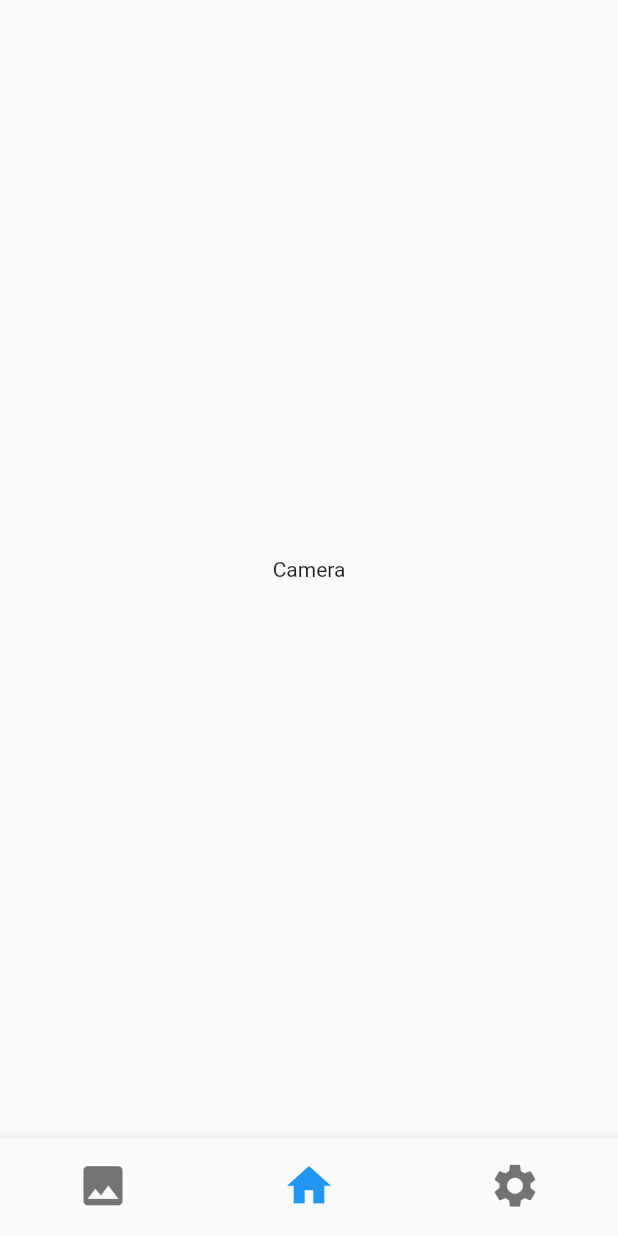
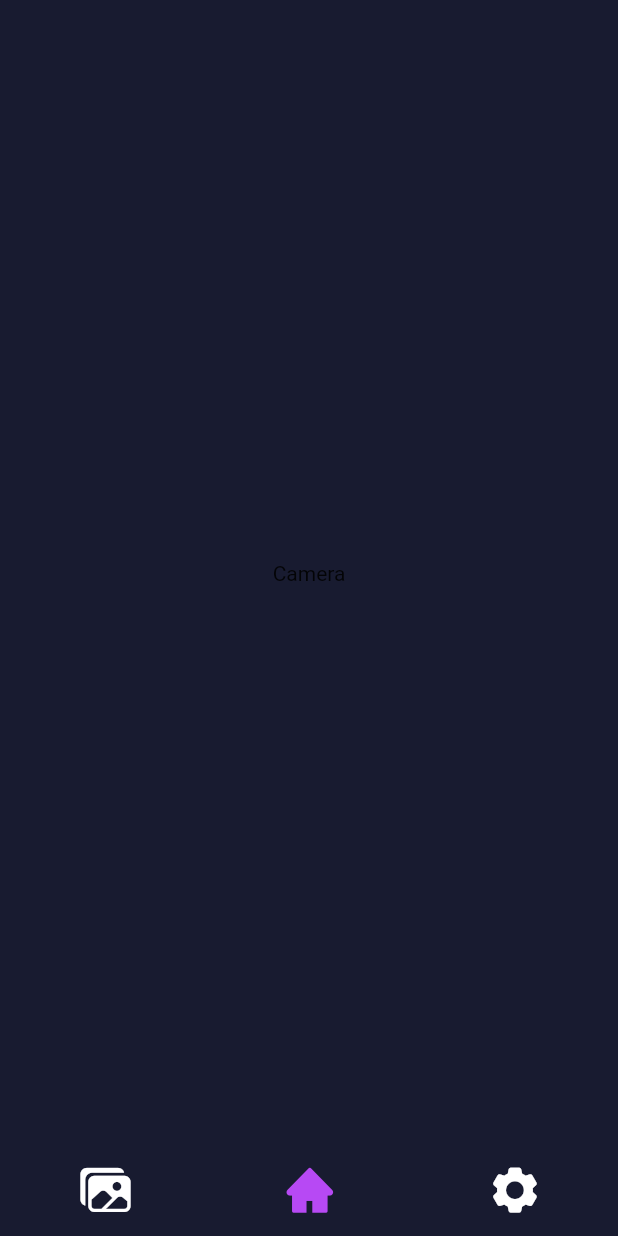
Before and after one commit to mimib00/magician_app, a Flutter app: the screen it shows after launch, on a phone screen of 412 x 824 dp. Run offline on Flutter 3.47's test engine with Material 2 defaults, Android fonts, the phone set to English and light mode, and no system bars.

Commit message:
added custom icons

```diff
--- a/lib/root.dart
+++ b/lib/root.dart
@@ -1,4 +1,6 @@
 import 'package:flutter/material.dart';
+import 'package:magician_app/utils/constants.dart';
+import 'package:magician_app/utils/magician_icons_icons.dart';
 import 'package:magician_app/views/camera_screen.dart';
 import 'package:magician_app/views/gallery_screen.dart';
 import 'package:magician_app/views/settings_screen.dart';
@@ -20,6 +22,7 @@ class _RootPageState extends State<RootPage> {
   @override
   Widget build(BuildContext context) {
     return Scaffold(
+      backgroundColor: backgroundColor,
       body: screens[selectedScreen],
       bottomNavigationBar: BottomNavigationBar(
         onTap: (index) {
@@ -29,16 +32,17 @@ class _RootPageState extends State<RootPage> {
         },
         currentIndex: selectedScreen,
         type: BottomNavigationBarType.fixed,
-        iconSize: 35,
+        iconSize: 30,
         showSelectedLabels: false,
         showUnselectedLabels: false,
+        elevation: 0,
+        backgroundColor: backgroundColor,
+        selectedItemColor: primaryColor,
+        unselectedItemColor: Colors.white,
         items: const [
-          BottomNavigationBarItem(icon: Icon(Icons.image), label: ''),
-          BottomNavigationBarItem(icon: Icon(Icons.home), label: ''),
-          BottomNavigationBarItem(
-            icon: Icon(Icons.settings),
-            label: '',
-          ),
+          BottomNavigationBarItem(icon: Icon(MagicianIcons.gallery), label: ''),
+          BottomNavigationBarItem(icon: Icon(MagicianIcons.home), label: ''),
+          BottomNavigationBarItem(icon: Icon(MagicianIcons.settings), label: ''),
         ],
       ),
     );
--- /dev/null
+++ b/lib/utils/magician_icons_icons.dart
@@ -0,0 +1,40 @@
+/// Flutter icons MagicianIcons
+/// Copyright (C) 2021 by original authors @ fluttericon.com, fontello.com
+/// This font was generated by FlutterIcon.com, which is derived from Fontello.
+///
+/// To use this font, place it in your fonts/ directory and include the
+/// following in your pubspec.yaml
+///
+/// flutter:
+///   fonts:
+///    - family:  MagicianIcons
+///      fonts:
+///       - asset: fonts/MagicianIcons.ttf
+///
+///
+///
+import 'package:flutter/widgets.dart';
+
+class MagicianIcons {
+  MagicianIcons._();
+
+  static const _kFontFam = 'MagicianIcons';
+  static const String? _kFontPkg = null;
+
+  static const IconData camera = IconData(0xe800, fontFamily: _kFontFam, fontPackage: _kFontPkg);
+  static const IconData cardselector = IconData(0xe801, fontFamily: _kFontFam, fontPackage: _kFontPkg);
+  static const IconData crop = IconData(0xe802, fontFamily: _kFontFam, fontPackage: _kFontPkg);
+  static const IconData delete = IconData(0xe803, fontFamily: _kFontFam, fontPackage: _kFontPkg);
+  static const IconData discard = IconData(0xe804, fontFamily: _kFontFam, fontPackage: _kFontPkg);
+  static const IconData edit = IconData(0xe805, fontFamily: _kFontFam, fontPackage: _kFontPkg);
+  static const IconData flash = IconData(0xe806, fontFamily: _kFontFam, fontPackage: _kFontPkg);
+  static const IconData gallery = IconData(0xe807, fontFamily: _kFontFam, fontPackage: _kFontPkg);
+  static const IconData grid = IconData(0xe808, fontFamily: _kFontFam, fontPackage: _kFontPkg);
+  static const IconData home = IconData(0xe809, fontFamily: _kFontFam, fontPackage: _kFontPkg);
+  static const IconData list = IconData(0xe80a, fontFamily: _kFontFam, fontPackage: _kFontPkg);
+  static const IconData rotatecamera = IconData(0xe80b, fontFamily: _kFontFam, fontPackage: _kFontPkg);
+  static const IconData rotateimage = IconData(0xe80c, fontFamily: _kFontFam, fontPackage: _kFontPkg);
+  static const IconData save = IconData(0xe80d, fontFamily: _kFontFam, fontPackage: _kFontPkg);
+  static const IconData settings = IconData(0xe80e, fontFamily: _kFontFam, fontPackage: _kFontPkg);
+  static const IconData share = IconData(0xe80f, fontFamily: _kFontFam, fontPackage: _kFontPkg);
+}
```
Also changed, not shown: pubspec.yaml (+4 -4 lines), assets/fonts/MagicianIcons.ttf (added).
